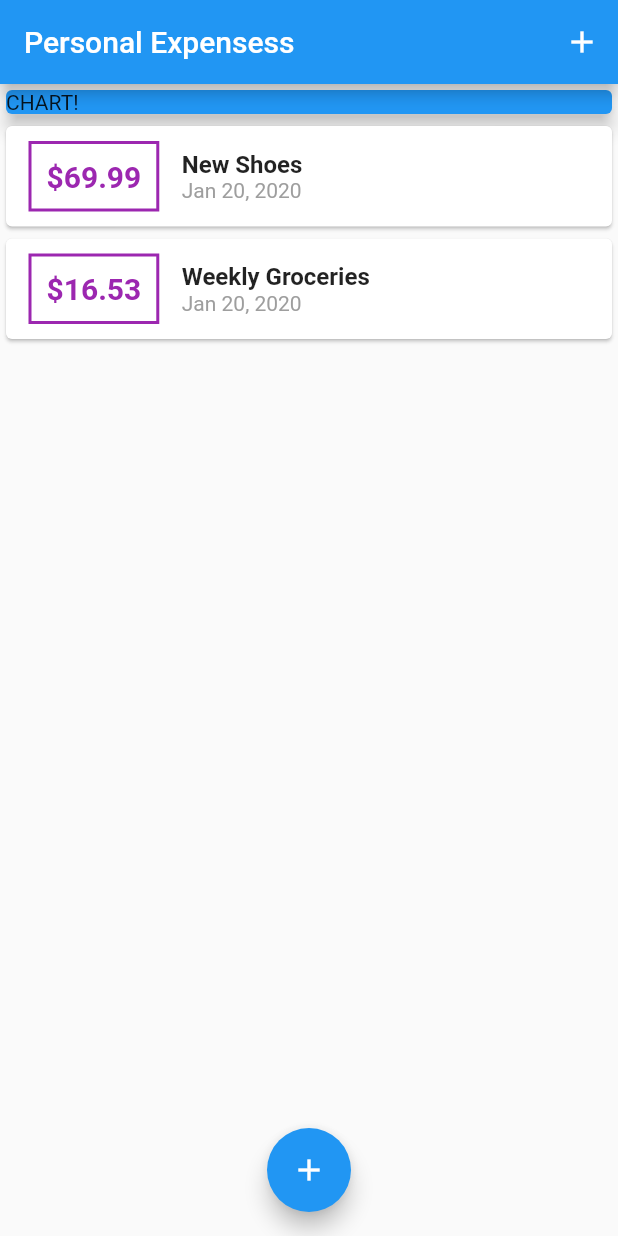
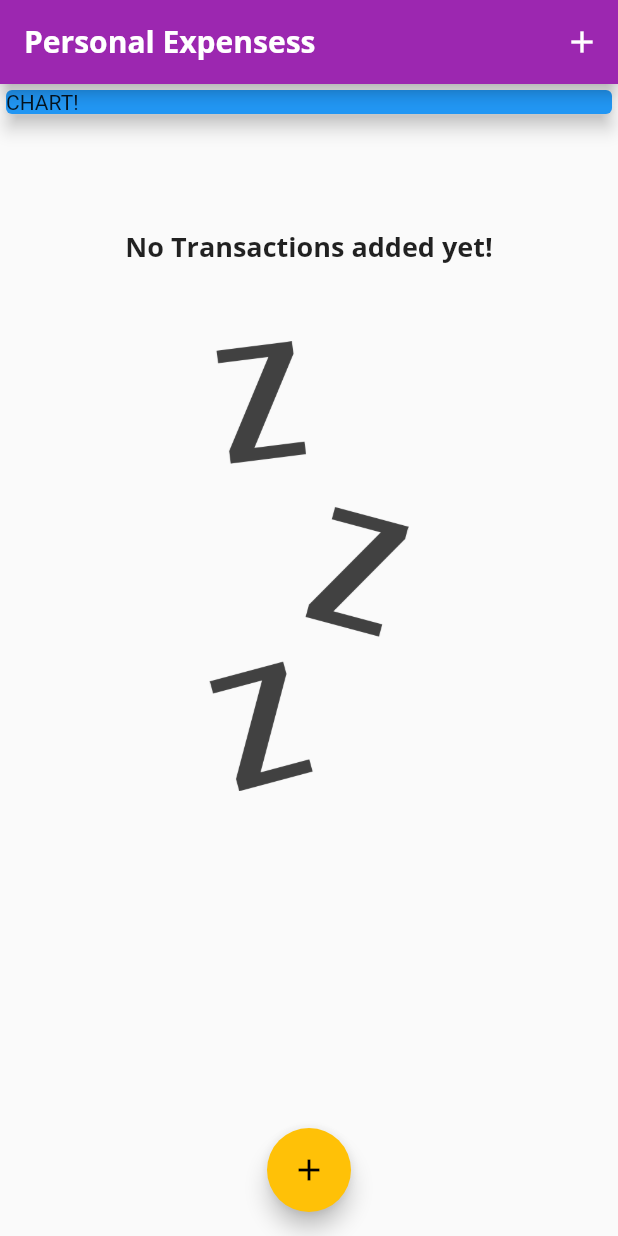
Before and after one commit to beroabraam12/Personal_Expensess, a Flutter app: the screen it shows after launch, on a phone screen of 412 x 824 dp. Run offline on Flutter 3.47's test engine with Material 2 defaults, Android fonts, the phone set to English and light mode, and no system bars.

Commit message:
adding font and Image

```diff
--- a/lib/main.dart
+++ b/lib/main.dart
@@ -10,8 +10,27 @@ class MyApp extends StatelessWidget {
   Widget build(BuildContext context) {
     return MaterialApp(
       title: 'Personal Expensess',
+      theme: ThemeData(
+          primarySwatch: Colors.purple,
+          accentColor: Colors.amber,
+          fontFamily: 'Quicksand',
+          textTheme: ThemeData.light().textTheme.copyWith(
+                title: TextStyle(
+                  fontFamily: 'OpenSans',
+                  fontWeight: FontWeight.bold,
+                  fontSize: 18,
+                ),
+              ),
+          appBarTheme: AppBarTheme(
+            textTheme: ThemeData.light().textTheme.copyWith(
+                  title: TextStyle(
+                    fontFamily: 'OpenSans',
+                    fontSize: 20,
+                    fontWeight: FontWeight.bold,
+                  ),
+                ),
+          )),
       home: MyHomePage(),
-
     );
   }
 }
@@ -23,18 +42,18 @@ class MyHomePage extends StatefulWidget {
 
 class _MyHomePageState extends State<MyHomePage> {
   final List<Transaction> _userTransactions = [
-    Transaction(
-      id: 't1',
-      title: 'New Shoes',
-      amount: 69.99,
-      date: DateTime.now(),
-    ),
-    Transaction(
-      id: 't2',
-      title: 'Weekly Groceries',
-      amount: 16.53,
-      date: DateTime.now(),
-    ),
+    // Transaction(
+    //   id: 't1',
+    //   title: 'New Shoes',
+    //   amount: 69.99,
+    //   date: DateTime.now(),
+    // ),
+    // Transaction(
+    //   id: 't2',
+    //   title: 'Weekly Groceries',
+    //   amount: 16.53,
+    //   date: DateTime.now(),
+    // ),
   ];
 
   void _addNewTransaction(String txTitle, double txAmount) {
@@ -65,7 +84,9 @@ class _MyHomePageState extends State<MyHomePage> {
   Widget build(BuildContext context) {
     return Scaffold(
       appBar: AppBar(
-        title: Text('Personal Expensess'),
+        title: Text(
+          'Personal Expensess',
+        ),
         actions: <Widget>[
           IconButton(
             icon: Icon(Icons.add),
--- a/lib/widgets/transaction_list.dart
+++ b/lib/widgets/transaction_list.dart
@@ -10,10 +10,28 @@ class TransactionList extends StatelessWidget {
   @override
   Widget build(BuildContext context) {
     return Container(
-      height: MediaQuery.of(context).size.height-304,
-      child: ListView.builder(
+      height: MediaQuery.of(context).size.height - 304,
+      child: transactions.isEmpty
+          ? Column(
+            mainAxisAlignment: MainAxisAlignment.center,
+            crossAxisAlignment: CrossAxisAlignment.center,
+              children: <Widget>[
+                Text(
+                  'No Transactions added yet!',
+                  style: Theme.of(context).textTheme.title,
+                ),
+                SizedBox(height: 50.0,),
+                Container(
+                  height: 300,
+                    child: Image.asset(
+                  'assets/images/waiting.png',
+                  fit: BoxFit.cover,
+                ))
+              ],
+            )
+          : ListView.builder(
               itemCount: transactions.length,
-        itemBuilder: (ctx,int index){
+              itemBuilder: (ctx, int index) {
                 return Card(
                   child: Row(
                     children: <Widget>[
@@ -24,7 +42,7 @@ class TransactionList extends StatelessWidget {
                         ),
                         decoration: BoxDecoration(
                           border: Border.all(
-                      color: Colors.purple,
+                            color: Theme.of(context).primaryColor,
                             width: 2,
                           ),
                         ),
@@ -34,7 +52,7 @@ class TransactionList extends StatelessWidget {
                           style: TextStyle(
                             fontWeight: FontWeight.bold,
                             fontSize: 20,
-                      color: Colors.purple,
+                            color: Theme.of(context).primaryColor,
                           ),
                         ),
                       ),
@@ -43,10 +61,7 @@ class TransactionList extends StatelessWidget {
                         children: <Widget>[
                           Text(
                             transactions[index].title,
-                      style: TextStyle(
-                        fontSize: 16,
-                        fontWeight: FontWeight.bold,
-                      ),
+                            style: Theme.of(context).textTheme.title,
                           ),
                           Text(
                             DateFormat.yMMMd().format(transactions[index].date),
@@ -60,7 +75,6 @@ class TransactionList extends StatelessWidget {
                   ),
                 );
               },
-
             ),
     );
   }
```
Also changed, not shown: pubspec.yaml (+13 -8 lines), assets/fonts/OpenSans-Bold.ttf (added), assets/fonts/OpenSans-Regular.ttf (added), assets/fonts/Quicksand-Bold.ttf (added), assets/fonts/Quicksand-Light.ttf (added), assets/fonts/Quicksand-Medium.ttf (added), assets/fonts/Quicksand-Regular.ttf (added), assets/images/waiting.png (added). Lines whose indentation alone changed are shown as unchanged.
